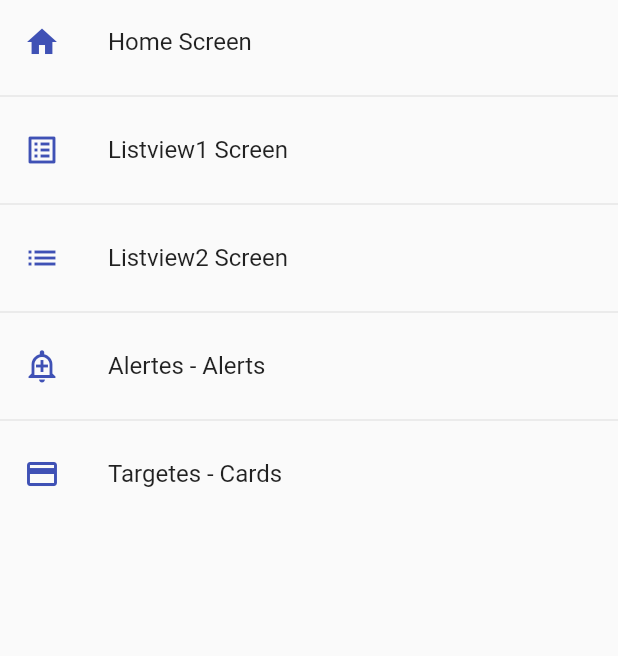
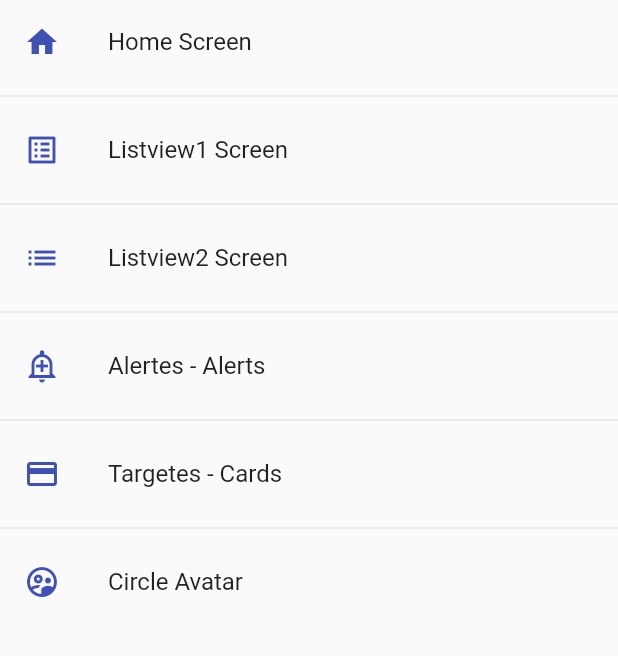
Before and after one commit to sitnesTIC/flutter_applications, a Flutter app: the screen it shows after launch, on a phone screen of 412 x 824 dp, the part 84-740 px from its top. Run offline on Flutter 3.47's test engine with Material 2 defaults, Android fonts, the phone set to English and light mode, and no system bars.

Commit message:
Widget - Circle Avatar

```diff
--- a/lib/router/app_routes.dart
+++ b/lib/router/app_routes.dart
@@ -33,6 +33,11 @@
         name: 'Targetes - Cards',
         screen: const CardScreen(),
         icon: Icons.credit_card),
+    MenuOption(
+        route: 'avatar',
+        name: 'Circle Avatar',
+        screen: const AvatarScreen(),
+        icon: Icons.supervised_user_circle_outlined),
   ];
 
   static Map<String, Widget Function(BuildContext)> getAppRoutes() {
--- a/lib/screens/screens.dart
+++ b/lib/screens/screens.dart
@@ -1,5 +1,6 @@
 export 'package:flutter_applications/screens/alert_screen.dart';
 export 'package:flutter_applications/screens/alert_screen.dart';
+export 'package:flutter_applications/screens/avatar_screen.dart';
 export 'package:flutter_applications/screens/card_screen.dart';
 export 'package:flutter_applications/screens/home_screen.dart';
 export 'package:flutter_applications/screens/listview1_screen.dart';
```
Also changed, not shown: lib/screens/avatar_screen.dart (added, +29 -0 lines).
